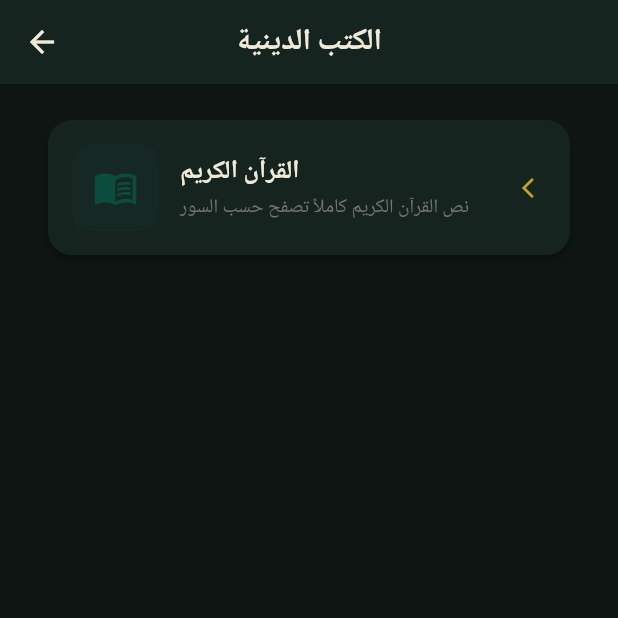
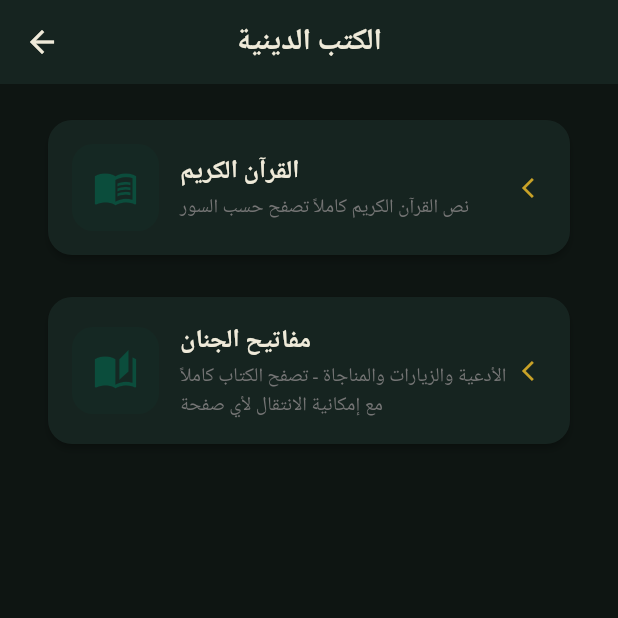
Before and after one commit to ali12hhh-oss/daleel_zuwar_alhussein, a Flutter app: the screen it shows after launch, scrolled down 576 dp, after a tap on "المكتبة", on a phone screen of 412 x 824 dp, the top half of it. Run offline on Flutter 3.47's test engine with Material 3 defaults, Android fonts, the phone set to English and light mode, and no system bars; our stand-ins replace audioplayers, flutter_compass, flutter_local_notifications, flutter_map, geolocator, google_fonts and 7 more; missing offline and left inert: flutter_pdfview, geomag, quran; accounts and stored records are empty; network calls fail.

Commit message:
Update books_screen.dart

```diff
--- a/lib/screens/books_screen.dart
+++ b/lib/screens/books_screen.dart
@@ -1,7 +1,7 @@
 import 'package:flutter/material.dart';
 import '../widgets/section_card.dart';
 import 'quran_screen.dart';
-import 'book_viewer_screen.dart';
+import 'mafatih_jinan_screen.dart';
 
 class BooksScreen extends StatelessWidget {
   const BooksScreen({super.key});
@@ -21,6 +21,16 @@ class BooksScreen extends StatelessWidget {
               MaterialPageRoute(builder: (_) => const QuranScreen()),
             ),
           ),
+          const SizedBox(height: 12),
+          SectionCard(
+            title: 'مفاتيح الجنان',
+            subtitle: 'الأدعية والزيارات والمناجاة - تصفح الكتاب كاملاً مع إمكانية الانتقال لأي صفحة',
+            icon: Icons.auto_stories,
+            onTap: () => Navigator.push(
+              context,
+              MaterialPageRoute(builder: (_) => const MafatihJinanScreen()),
+            ),
+          ),
         ],
       ),
     );
```
